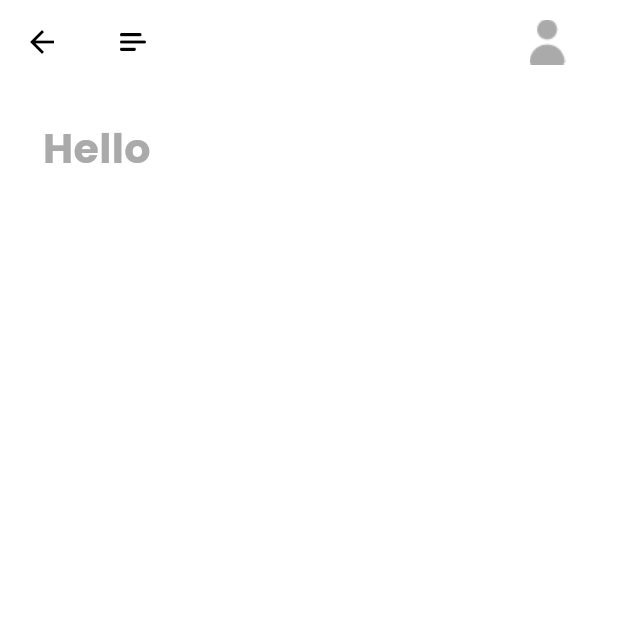
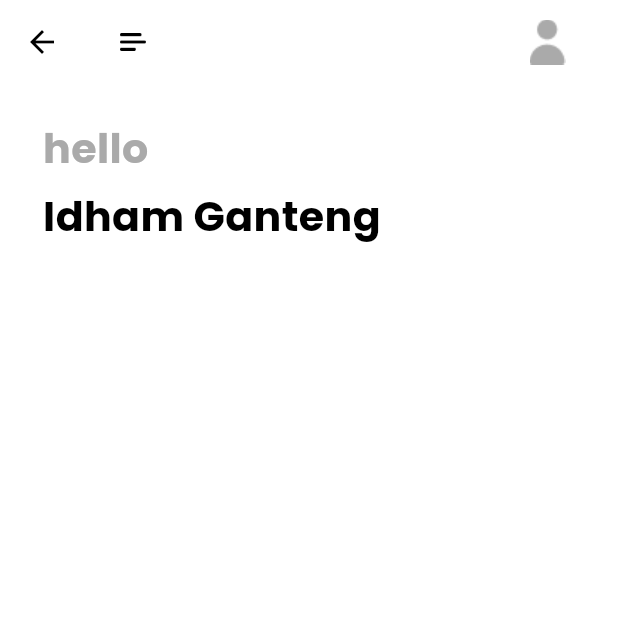
Before and after one commit to idhamaja/learning-course-app, a Flutter app: the HomePage screen opened directly, on a phone screen of 412 x 824 dp, the top half of it. Run offline on Flutter 3.47's test engine with Material 3 defaults, Android fonts, the light colour scheme and no system bars; our stand-ins replace cloud_firestore, dots_indicator, firebase_auth, firebase_core, flutter_bloc, flutter_screenutil and 3 more; accounts and stored records are empty.

Commit message:
update SharedPreferences, setUserProfile String, HomePage subTitleText, SharedPreferences retrieve userProfile string, HomePage reusable text widget.

```diff
--- a/lib/common/values/constant.dart
+++ b/lib/common/values/constant.dart
@@ -1,3 +1,5 @@
 class AppConstant {
   static const String STRORAGE_DEVICE_OPEN_FIRST_TIME = 'device_first_open';
+  static const String STORAGE_USER_PROFILE_KEY = 'user_profile_key';
+  static const String STORAGE_USER_TOKEN_KEY = 'user_token_key';
 }
--- a/lib/pages/home/home_page.dart
+++ b/lib/pages/home/home_page.dart
@@ -23,19 +23,18 @@ class _HomePageState extends State<HomePage> {
           horizontal: 25.w,
         ),
         child: Column(
+          crossAxisAlignment: CrossAxisAlignment.start,
           children: [
-            Container(
-              margin: EdgeInsets.only(
-                top: 20.h,
-              ),
-              child: Text(
-                "Hello",
-                style: GoogleFonts.poppins(
-                  color: AppColors.primaryThreeElementText,
-                  fontSize: 24.sp,
-                  fontWeight: FontWeight.bold,
-                ),
-              ),
+            homePageText(
+              "hello",
+              color: AppColors.primaryThreeElementText,
+            ),
+
+            //
+            homePageText(
+              "Idham Ganteng",
+              color: AppColors.primaryText,
+              top: 5,
             )
           ],
         ),
--- a/lib/pages/home/widgets/home_page_widgets.dart
+++ b/lib/pages/home/widgets/home_page_widgets.dart
@@ -1,5 +1,7 @@
 import 'package:flutter/material.dart';
 import 'package:flutter_screenutil/flutter_screenutil.dart';
+import 'package:google_fonts/google_fonts.dart';
+import 'package:learning_course_app/common/values/colors.dart';
 
 AppBar buildAppBar() {
   return AppBar(
@@ -37,3 +39,21 @@ AppBar buildAppBar() {
     ),
   );
 }
+
+Widget homePageText(
+  String text, {
+  Color color = AppColors.primaryText,
+  int top = 20,
+}) {
+  return Container(
+    margin: EdgeInsets.only(top: top.h),
+    child: Text(
+      text,
+      style: GoogleFonts.poppins(
+        color: color,
+        fontSize: 24.sp,
+        fontWeight: FontWeight.bold,
+      ),
+    ),
+  );
+}
--- a/lib/pages/sign_in/signin_controller.dart
+++ b/lib/pages/sign_in/signin_controller.dart
@@ -1,7 +1,9 @@
 import 'package:firebase_auth/firebase_auth.dart';
 import 'package:flutter/widgets.dart';
 import 'package:flutter_bloc/flutter_bloc.dart';
+import 'package:learning_course_app/common/values/constant.dart';
 import 'package:learning_course_app/common/widgets/flutter_toast.dart';
+import 'package:learning_course_app/global.dart';
 import 'package:learning_course_app/pages/sign_in/bloc/signin_blocs.dart';
 
 class SignInController {
@@ -55,6 +57,9 @@ class SignInController {
           if (user != null) {
             //Got verified user from Firebase
             print("User EXIST");
+            //Local Storage
+            Global.storageService
+                .setString(AppConstant.STORAGE_USER_TOKEN_KEY, "terserah");
             Navigator.of(context)
                 .pushNamedAndRemoveUntil("/application", (route) => false);
           } else {
```
Also changed, not shown: lib/common/routes/pages.dart (+13 -3 lines), lib/common/services/storage_services.dart (+10 -0 lines).
